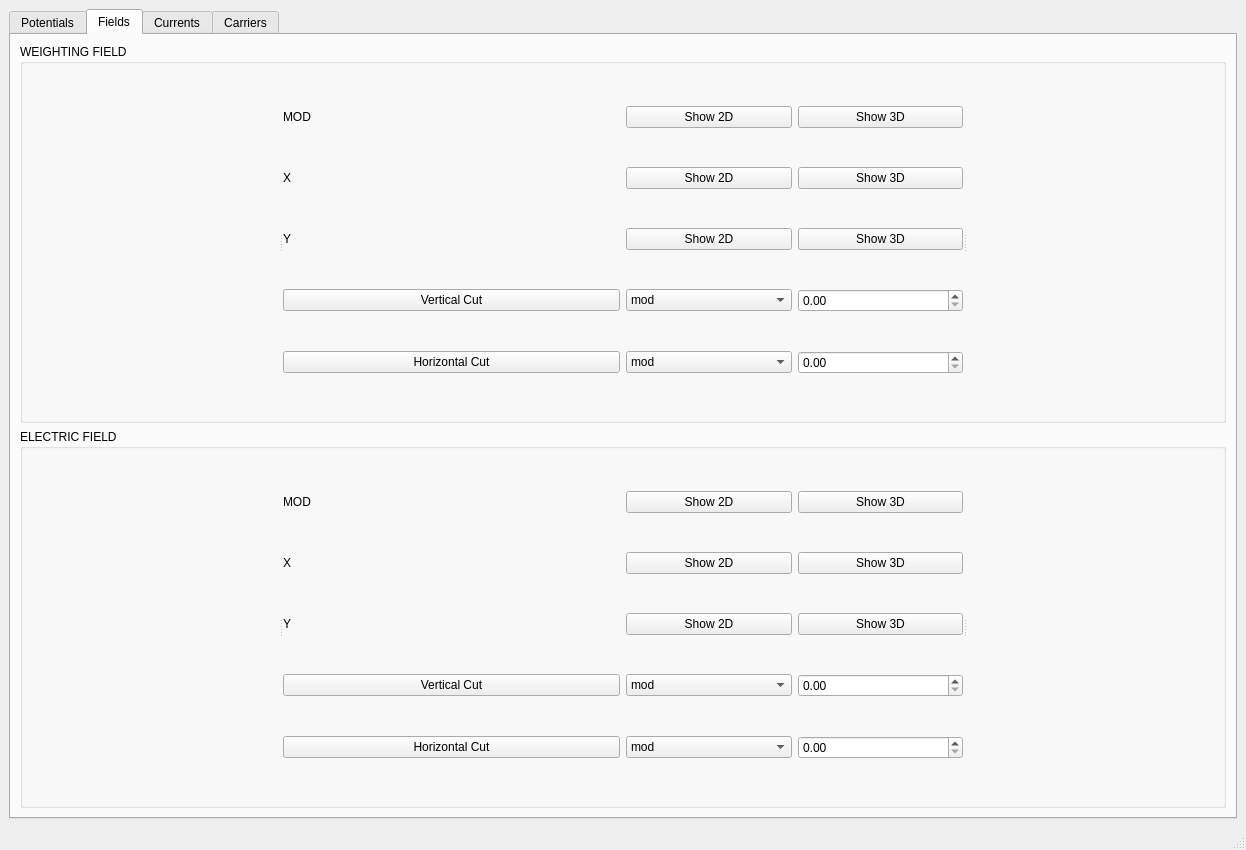
Above: src/mainWindow.ui from IFCA-HEP/TRACS before the change. Below: the same form after it.
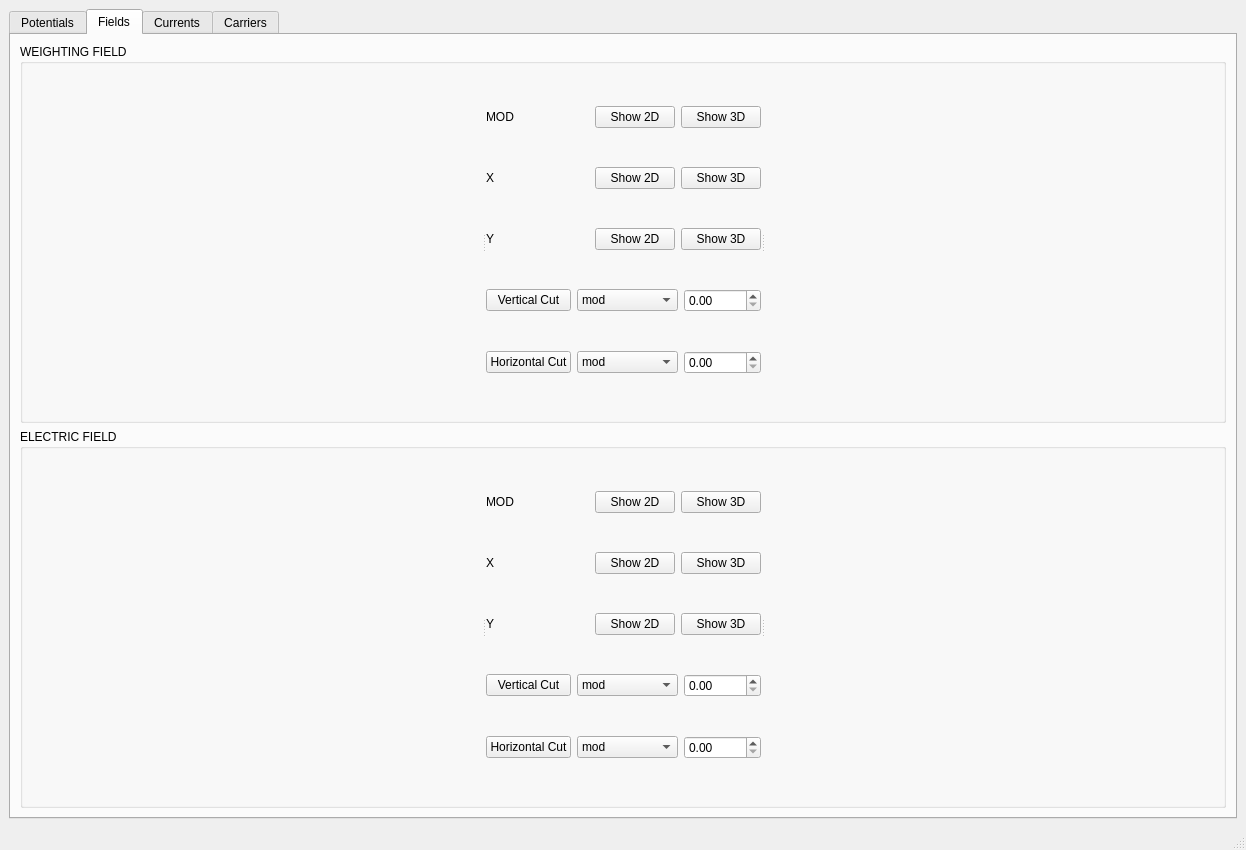
That is the form after the change. The open tabs and pages were chosen to show the change. Custom widgets are drawn as their Qt base class.

Commit message:
Fixed startup appearance and added carriers shifting to GUI
The appearance of the GUI on startup is fixed so that is visually more pleasent whilst maintaining the sliding fuctionality that allows almost any graph to be full window size.
Carrier collection can now be moved (shifted) around using GUI only. This reduces the number of required laser simulation by a lot as now one file can be moved around to simulate any ilumination position

The edit to the form file:
```diff
--- a/src/mainWindow.ui
+++ b/src/mainWindow.ui
@@ -949,12 +949,12 @@
              <widget class="QCustomPlot" name="weighting_field_map_qcp" native="true">
               <property name="sizePolicy">
                <sizepolicy hsizetype="Preferred" vsizetype="Preferred">
-                <horstretch>0</horstretch>
+                <horstretch>2</horstretch>
                 <verstretch>0</verstretch>
                </sizepolicy>
               </property>
              </widget>
-             <widget class="QWidget" name="">
+             <widget class="QWidget" name="layoutWidget">
               <layout class="QVBoxLayout" name="verticalLayout_10">
                <item>
                 <layout class="QHBoxLayout" name="horizontalLayout_12">
@@ -1145,7 +1145,14 @@
                </item>
               </layout>
              </widget>
-             <widget class="QCustomPlot" name="weighting_field_cut_qcp" native="true"/>
+             <widget class="QCustomPlot" name="weighting_field_cut_qcp" native="true">
+              <property name="sizePolicy">
+               <sizepolicy hsizetype="Preferred" vsizetype="Preferred">
+                <horstretch>2</horstretch>
+                <verstretch>0</verstretch>
+               </sizepolicy>
+              </property>
+             </widget>
             </widget>
            </item>
           </layout>
@@ -1159,11 +1166,24 @@
           <layout class="QGridLayout" name="gridLayout_10">
            <item row="0" column="0">
             <widget class="QSplitter" name="splitter_9">
+             <property name="sizePolicy">
+              <sizepolicy hsizetype="Expanding" vsizetype="Preferred">
+               <horstretch>52</horstretch>
+               <verstretch>0</verstretch>
+              </sizepolicy>
+             </property>
              <property name="orientation">
               <enum>Qt::Horizontal</enum>
              </property>
-             <widget class="QCustomPlot" name="electric_field_map_qcp" native="true"/>
-             <widget class="QWidget" name="">
+             <widget class="QCustomPlot" name="electric_field_map_qcp" native="true">
+              <property name="sizePolicy">
+               <sizepolicy hsizetype="Preferred" vsizetype="Preferred">
+                <horstretch>2</horstretch>
+                <verstretch>0</verstretch>
+               </sizepolicy>
+              </property>
+             </widget>
+             <widget class="QWidget" name="layoutWidget">
               <layout class="QVBoxLayout" name="verticalLayout_11">
                <item>
                 <layout class="QHBoxLayout" name="horizontalLayout_11">
@@ -1336,7 +1356,14 @@
                </item>
               </layout>
              </widget>
-             <widget class="QCustomPlot" name="electric_field_cut_qcp" native="true"/>
+             <widget class="QCustomPlot" name="electric_field_cut_qcp" native="true">
+              <property name="sizePolicy">
+               <sizepolicy hsizetype="Preferred" vsizetype="Preferred">
+                <horstretch>2</horstretch>
+                <verstretch>0</verstretch>
+               </sizepolicy>
+              </property>
+             </widget>
             </widget>
            </item>
           </layout>
```
Left out of the diff: 60 changed lines with no effect on the pictures. The commit also changes 3 other files.
